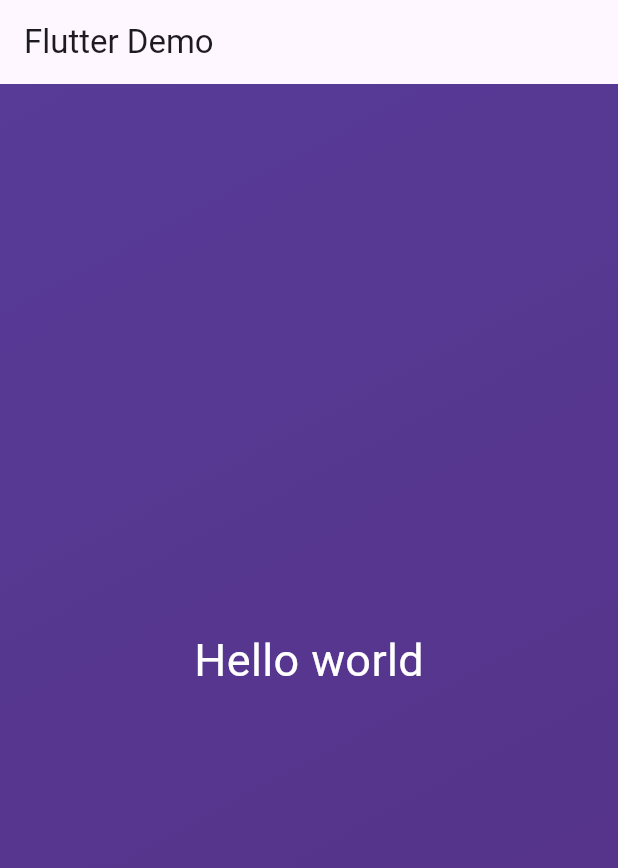
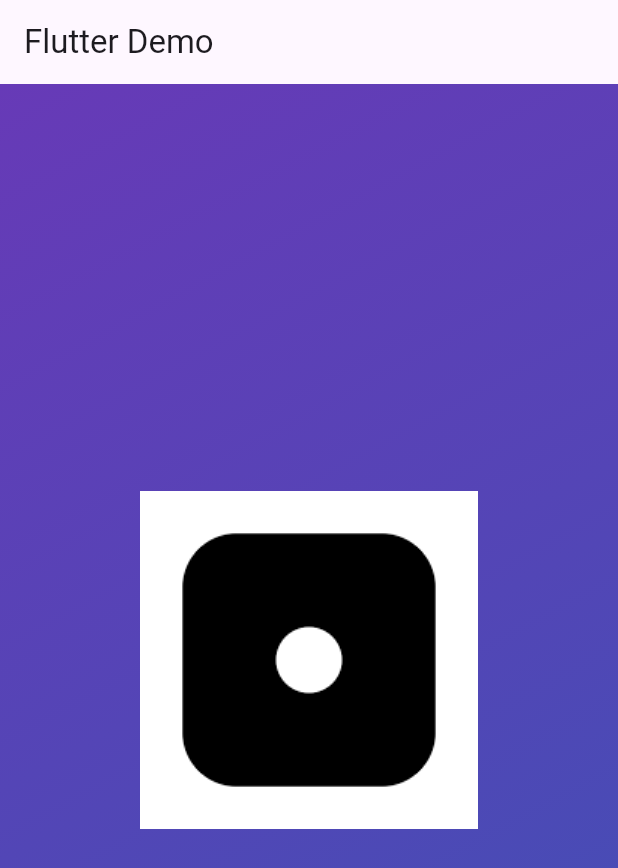
Before and after one commit to Dolma455/push_notification_to_android, a Flutter app: the screen it shows after launch, on a phone screen of 412 x 824 dp. Shown: the top 868 px of the screen. Run offline on Flutter 3.47's test engine with Material 3 defaults, Android fonts, the phone set to English and light mode, and no system bars; our stand-ins replace firebase_core, firebase_messaging, flutter_local_notifications; accounts and stored records are empty.

```diff
--- a/first_project_android/lib/main.dart
+++ b/first_project_android/lib/main.dart
@@ -2,6 +2,7 @@ import 'package:firebase_core/firebase_core.dart';
 import 'package:first_project_android/app/app.dart';
 import 'package:flutter/material.dart';
 import 'package:flutter_local_notifications/flutter_local_notifications.dart';
+
 AndroidNotificationChannel channel = const AndroidNotificationChannel(
   'high_importance_channel', // id
   'High Importance Notifications', // title
--- a/first_project_android/lib/screen/home_page.dart
+++ b/first_project_android/lib/screen/home_page.dart
@@ -1,8 +1,11 @@
 import 'package:first_project_android/widget/styled_text.dart';
 import 'package:flutter/material.dart';
 
-var startAlignment = Alignment.topLeft;
-var endAlignment = Alignment.bottomRight;
+//Recommended to use var keyword
+//const-> Stored data in memory and can be reused, locked at compiled time
+//final-> Cannot change value never
+const startAlignment = Alignment.topLeft;
+const endAlignment = Alignment.bottomRight;
 
 class HomePage extends StatelessWidget {
   const HomePage({super.key});
@@ -13,29 +16,36 @@ class HomePage extends StatelessWidget {
       appBar: AppBar(
         title: const Text("Flutter Demo"),
       ),
-      body: const GradientContainer(),
+      body: const GradientContainer.purple(),
     );
   }
 }
 
 class GradientContainer extends StatelessWidget {
-  const GradientContainer({super.key});
+  const GradientContainer(
+    this.color1,
+    this.color2, {
+    super.key,
+  });
+
+  const GradientContainer.purple({super.key})
+      : color1 = Colors.deepPurple,
+        color2 = Colors.indigo;
+  final Color color1;
+  final Color color2;
 
   @override
   Widget build(BuildContext context) {
     return Container(
       decoration: BoxDecoration(
         gradient: LinearGradient(
-          colors: const [
-            Color.fromARGB(255, 87, 59, 151),
-            Color.fromARGB(255, 85, 49, 134)
-          ],
+          colors: [color1, color2],
           begin: startAlignment,
           end: endAlignment,
         ),
       ),
-      child: const Center(
-        child: StyledText(),
+      child: Center(
+        child: Image.asset('assets/images/dice_one.png'),
       ),
     );
   }
--- a/first_project_android/lib/widget/styled_text.dart
+++ b/first_project_android/lib/widget/styled_text.dart
@@ -1,16 +1,17 @@
 import 'package:flutter/material.dart';
 
 class StyledText extends StatelessWidget {
-  const StyledText({super.key});
+  StyledText(this.text, {super.key});
+  final String text;
 
   @override
   Widget build(BuildContext context) {
-    return  Text(
-          "Hello world",
-          style: TextStyle(
-            color: Colors.white,
-            fontSize: 30,
-          ),
-        );
+    return Text(
+      text,
+      style: const TextStyle(
+        color: Colors.white,
+        fontSize: 30,
+      ),
+    );
   }
 }
```
Also changed, not shown: first_project_android/pubspec.yaml (+8 -2 lines), first_project_android/assets/images/dice_five.png (added), first_project_android/assets/images/dice_four.png (added), first_project_android/assets/images/dice_one.png (added), first_project_android/assets/images/dice_six.png (added), first_project_android/assets/images/dice_thre.png (added), first_project_android/assets/images/dice_three.png (added), first_project_android/assets/images/dice_two.png (added), first_project_android/assets/images/download.png (added).
